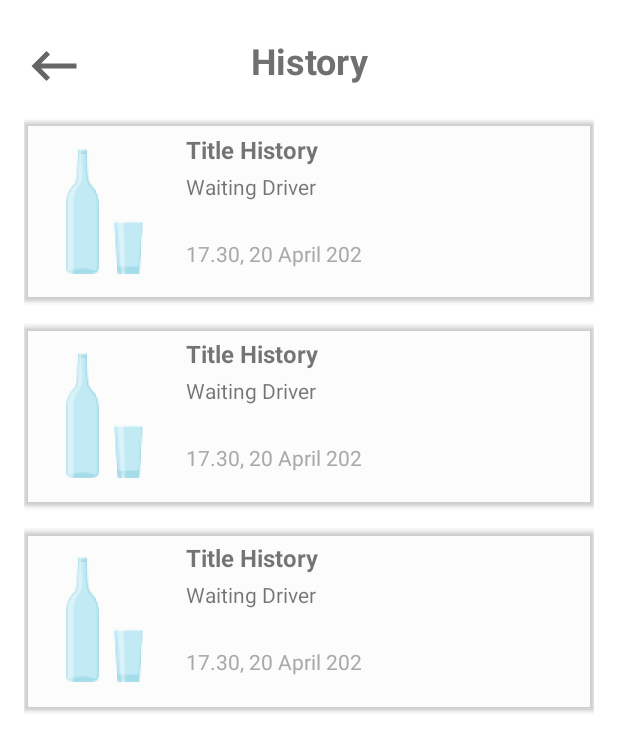
After one commit to GoLoak/GoLoak-Mobile-Development, an Android app: the layout activity_history.xml on its own in the app's theme, with its tools: preview values and no code run, on a phone screen of 412 x 824 dp. The commit adds this screen. Shown: the top 752 px of the screen. Run offline under Robolectric (Android 15) with nearby library versions, the phone set to English and light mode, and no system bars.

Commit message:
History dan Point History

```diff
--- /dev/null
+++ b/app/src/main/res/layout/activity_history.xml
@@ -0,0 +1,48 @@
+<?xml version="1.0" encoding="utf-8"?>
+<androidx.constraintlayout.widget.ConstraintLayout xmlns:android="http://schemas.android.com/apk/res/android"
+    xmlns:app="http://schemas.android.com/apk/res-auto"
+    xmlns:tools="http://schemas.android.com/tools"
+    android:layout_width="match_parent"
+    android:layout_height="match_parent"
+    tools:context=".ui.history.HistoryActivity">
+
+    <TextView
+        android:id="@+id/textView"
+        android:layout_width="0dp"
+        android:layout_height="wrap_content"
+        android:layout_marginStart="16dp"
+        android:layout_marginTop="24dp"
+        android:layout_marginEnd="16dp"
+        android:gravity="center"
+        android:text="@string/history"
+        android:textColor="@color/dark_grey"
+        android:textSize="24sp"
+        android:textStyle="bold"
+        app:layout_constraintEnd_toEndOf="parent"
+        app:layout_constraintHorizontal_bias="0.0"
+        app:layout_constraintStart_toStartOf="parent"
+        app:layout_constraintTop_toTopOf="parent" />
+
+    <ImageView
+        android:id="@+id/img_back"
+        android:layout_width="40dp"
+        android:layout_height="40dp"
+        android:layout_marginStart="16dp"
+        android:layout_marginTop="24dp"
+        android:src="@drawable/ic_baseline_keyboard_backspace_24"
+        app:layout_constraintStart_toStartOf="parent"
+        app:layout_constraintTop_toTopOf="parent" />
+
+    <androidx.recyclerview.widget.RecyclerView
+        android:id="@+id/rv_list_sampah"
+        android:layout_width="match_parent"
+        android:layout_height="wrap_content"
+        android:layout_marginStart="16dp"
+        android:layout_marginTop="16dp"
+        android:layout_marginEnd="16dp"
+        app:layout_constraintEnd_toEndOf="parent"
+        app:layout_constraintStart_toStartOf="parent"
+        app:layout_constraintTop_toBottomOf="@+id/textView"
+        tools:listitem="@layout/item_history"/>
+
+</androidx.constraintlayout.widget.ConstraintLayout>
--- /dev/null
+++ b/app/src/main/res/layout/item_history.xml
@@ -0,0 +1,69 @@
+<?xml version="1.0" encoding="utf-8"?>
+<androidx.cardview.widget.CardView xmlns:android="http://schemas.android.com/apk/res/android"
+    xmlns:app="http://schemas.android.com/apk/res-auto"
+    xmlns:tools="http://schemas.android.com/tools"
+    android:id="@+id/card_view_history"
+    android:layout_width="match_parent"
+    android:layout_height="120dp"
+    android:layout_marginTop="8dp"
+    android:layout_marginBottom="8dp"
+    android:backgroundTint="@color/cardview_shadow_end_color">
+
+    <androidx.constraintlayout.widget.ConstraintLayout
+        android:layout_width="match_parent"
+        android:layout_height="match_parent">
+
+        <ImageView
+            android:id="@+id/photo2"
+            android:layout_width="100dp"
+            android:layout_height="120dp"
+            app:layout_constraintBottom_toBottomOf="parent"
+            app:layout_constraintStart_toStartOf="parent"
+            app:layout_constraintTop_toTopOf="parent"
+            app:srcCompat="@drawable/bottle_trash" />
+
+        <TextView
+            android:id="@+id/title_history"
+            android:layout_width="0dp"
+            android:layout_height="wrap_content"
+            android:layout_marginStart="8dp"
+            android:layout_marginTop="8dp"
+            android:layout_marginEnd="8dp"
+            android:text="@string/title_history"
+            android:textSize="16sp"
+            android:textStyle="bold"
+            app:layout_constraintEnd_toEndOf="parent"
+            app:layout_constraintHorizontal_bias="0.0"
+            app:layout_constraintStart_toEndOf="@+id/photo2"
+            app:layout_constraintTop_toTopOf="parent" />
+
+        <TextView
+            android:id="@+id/desc_history"
+            android:layout_width="0dp"
+            android:layout_height="wrap_content"
+            android:layout_marginStart="8dp"
+            android:layout_marginTop="4dp"
+            android:layout_marginEnd="8dp"
+            android:text="@string/waiting_driver"
+            app:layout_constraintEnd_toEndOf="parent"
+            app:layout_constraintHorizontal_bias="0.419"
+            app:layout_constraintStart_toEndOf="@+id/photo2"
+            app:layout_constraintTop_toBottomOf="@+id/title_history" />
+
+        <TextView
+            android:id="@+id/date"
+            android:layout_width="0dp"
+            android:layout_height="wrap_content"
+            android:layout_marginStart="8dp"
+            android:layout_marginTop="25dp"
+            android:layout_marginEnd="8dp"
+            android:text="@string/date"
+            android:textColor="@color/grey"
+            app:layout_constraintEnd_toEndOf="parent"
+            app:layout_constraintHorizontal_bias="0.419"
+            app:layout_constraintStart_toEndOf="@+id/photo2"
+            app:layout_constraintTop_toBottomOf="@+id/desc_history" />
+
+    </androidx.constraintlayout.widget.ConstraintLayout>
+
+</androidx.cardview.widget.CardView>
--- a/app/src/main/res/values/colors.xml
+++ b/app/src/main/res/values/colors.xml
@@ -7,4 +7,5 @@
     <color name="black">#FF000000</color>
     <color name="dark_grey">#707070</color>
     <color name="white">#FFFFFFFF</color>
+    <color name="grey">#ACA8A8</color>
 </resources>
--- a/app/src/main/res/values/strings.xml
+++ b/app/src/main/res/values/strings.xml
@@ -27,4 +27,9 @@
     <string name="point_reward_count">+ %1$d Poin</string>
     <string name="total_point">0 Poin</string>
     <string name="no_hp">Nomor Telepon</string>
+    <string name="title_history">Title History</string>
+    <string name="waiting_driver">Waiting Driver</string>
+    <string name="date">17.30, 20 April 202</string>
+    <string name="history">History</string>
+    <string name="point_history">Point History</string>
 </resources>
--- a/build.gradle
+++ b/build.gradle
@@ -2,7 +2,7 @@
 plugins {
     id 'com.android.application' version '7.1.1' apply false
     id 'com.android.library' version '7.1.1' apply false
-    id 'org.jetbrains.kotlin.android' version '1.6.10' apply false
+    id 'org.jetbrains.kotlin.android' version '1.6.21' apply false
 }
 
 task clean(type: Delete) {
```
Also changed, not shown: app/src/main/AndroidManifest.xml (+9 -0 lines), app/src/main/java/com/capstone/goloak/ui/history/HistoryActivity.kt (added, +20 -0 lines), app/src/main/java/com/capstone/goloak/ui/point/PointActivity.kt (added, +19 -0 lines), app/src/main/res/layout/activity_point.xml (added, +48 -0 lines), app/src/main/res/layout/item_point_history.xml (added, +65 -0 lines).
